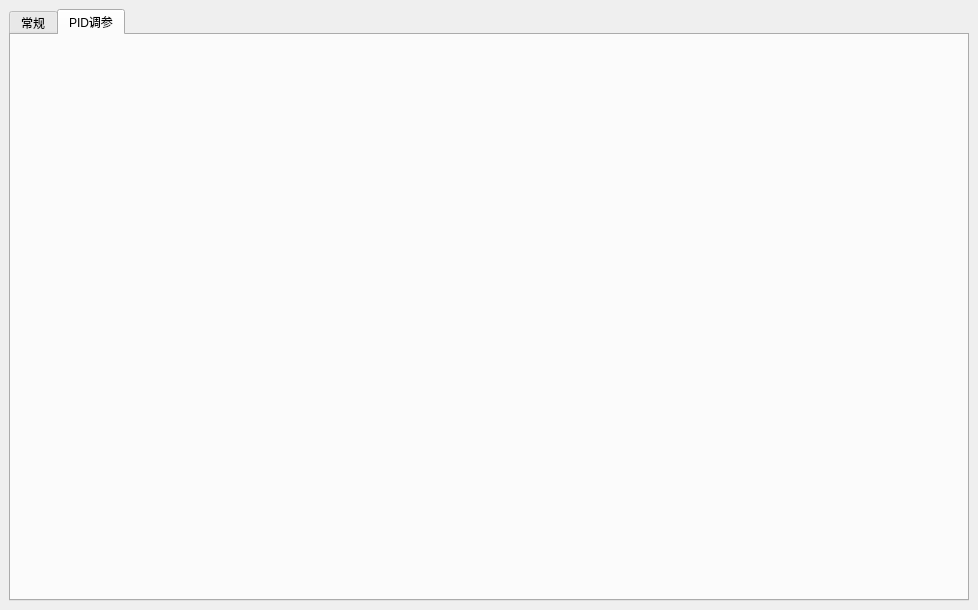
Old version of the form ui_mainwidow.ui in the repository StrangeChan/SerialDebuggingAssistant.
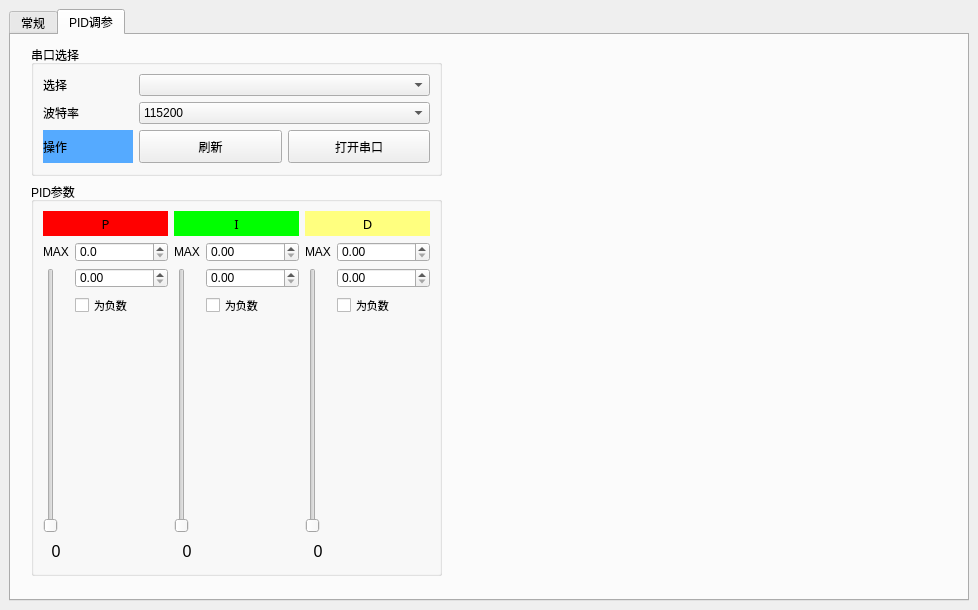
New version of the form. The open tabs and pages were chosen to show the change.

```diff
--- a/ui_mainwidow.ui
+++ b/ui_mainwidow.ui
@@ -327,6 +327,561 @@
        <attribute name="title">
         <string>PID调参</string>
        </attribute>
+       <widget class="QWidget" name="layoutWidget">
+        <property name="geometry">
+         <rect>
+          <x>20</x>
+          <y>10</y>
+          <width>411</width>
+          <height>531</height>
+         </rect>
+        </property>
+        <layout class="QVBoxLayout" name="verticalLayout_2" stretch="1,3">
+         <item>
+          <widget class="QGroupBox" name="groupBox_4">
+           <property name="title">
+            <string>串口选择</string>
+           </property>
+           <layout class="QGridLayout" name="gridLayout_5">
+            <item row="1" column="0">
+             <widget class="QLabel" name="label_29">
+              <property name="text">
+               <string>波特率</string>
+              </property>
+             </widget>
+            </item>
+            <item row="0" column="0">
+             <widget class="QLabel" name="label_30">
+              <property name="maximumSize">
+               <size>
+                <width>90</width>
+                <height>16777215</height>
+               </size>
+              </property>
+              <property name="text">
+               <string>选择</string>
+              </property>
+             </widget>
+            </item>
+            <item row="1" column="1" colspan="2">
+             <widget class="QComboBox" name="comboBox_baud_2">
+              <property name="sizeAdjustPolicy">
+               <enum>QComboBox::AdjustToMinimumContentsLength</enum>
+              </property>
+              <item>
+               <property name="text">
+                <string>115200</string>
+               </property>
+              </item>
+              <item>
+               <property name="text">
+                <string>9600</string>
+               </property>
+              </item>
+              <item>
+               <property name="text">
+                <string>38400</string>
+               </property>
+              </item>
+             </widget>
+            </item>
+            <item row="2" column="0">
+             <widget class="QLabel" name="label_31">
+              <property name="styleSheet">
+               <string notr="true">background:rgb(85, 170, 255)</string>
+              </property>
+              <property name="text">
+               <string>操作</string>
+              </property>
+             </widget>
+            </item>
+            <item row="0" column="1" colspan="2">
+             <widget class="QComboBox" name="comboBox_com_2">
+              <property name="sizeAdjustPolicy">
+               <enum>QComboBox::AdjustToMinimumContentsLength</enum>
+              </property>
+             </widget>
+            </item>
+            <item row="2" column="2">
+             <widget class="QPushButton" name="pushButton_uart_sw_2">
+              <property name="minimumSize">
+               <size>
+                <width>0</width>
+                <height>33</height>
+               </size>
+              </property>
+              <property name="text">
+               <string>打开串口</string>
+              </property>
+             </widget>
+            </item>
+            <item row="2" column="1">
+             <widget class="QPushButton" name="pushButton_uart_rfresh_2">
+              <property name="sizePolicy">
+               <sizepolicy hsizetype="Minimum" vsizetype="Fixed">
+                <horstretch>0</horstretch>
+                <verstretch>0</verstretch>
+               </sizepolicy>
+              </property>
+              <property name="minimumSize">
+               <size>
+                <width>0</width>
+                <height>33</height>
+               </size>
+              </property>
+              <property name="baseSize">
+               <size>
+                <width>0</width>
+                <height>0</height>
+               </size>
+              </property>
+              <property name="layoutDirection">
+               <enum>Qt::LeftToRight</enum>
+              </property>
+              <property name="text">
+               <string>刷新</string>
+              </property>
+              <property name="iconSize">
+               <size>
+                <width>12</width>
+                <height>12</height>
+               </size>
+              </property>
+             </widget>
+            </item>
+           </layout>
+          </widget>
+         </item>
+         <item>
+          <widget class="QGroupBox" name="groupBox_5">
+           <property name="title">
+            <string>PID参数</string>
+           </property>
+           <layout class="QGridLayout" name="gridLayout_6">
+            <item row="0" column="0" colspan="2">
+             <widget class="QLabel" name="label">
+              <property name="minimumSize">
+               <size>
+                <width>0</width>
+                <height>25</height>
+               </size>
+              </property>
+              <property name="font">
+               <font>
+                <family>Adobe Devanagari</family>
+                <pointsize>10</pointsize>
+               </font>
+              </property>
+              <property name="styleSheet">
+               <string notr="true">background:rgb(255, 0, 0)</string>
+              </property>
+              <property name="text">
+               <string>P</string>
+              </property>
+              <property name="alignment">
+               <set>Qt::AlignCenter</set>
+              </property>
+             </widget>
+            </item>
+            <item row="0" column="2" colspan="2">
+             <widget class="QLabel" name="label_2">
+              <property name="minimumSize">
+               <size>
+                <width>0</width>
+                <height>25</height>
+               </size>
+              </property>
+              <property name="font">
+               <font>
+                <family>Adobe Devanagari</family>
+                <pointsize>10</pointsize>
+               </font>
+              </property>
+              <property name="styleSheet">
+               <string notr="true">background:rgb(0, 255, 0)</string>
+              </property>
+              <property name="text">
+               <string>I</string>
+              </property>
+              <property name="alignment">
+               <set>Qt::AlignCenter</set>
+              </property>
+             </widget>
+            </item>
+            <item row="0" column="4" colspan="2">
+             <widget class="QLabel" name="label_5">
+              <property name="minimumSize">
+               <size>
+                <width>0</width>
+                <height>25</height>
+               </size>
+              </property>
+              <property name="font">
+               <font>
+                <family>Adobe Devanagari</family>
+                <pointsize>10</pointsize>
+               </font>
+              </property>
+              <property name="styleSheet">
+               <string notr="true">background:rgb(255, 255, 127)</string>
+              </property>
+              <property name="text">
+               <string>D</string>
+              </property>
+              <property name="alignment">
+               <set>Qt::AlignCenter</set>
+              </property>
+             </widget>
+            </item>
+            <item row="1" column="0">
+             <widget class="QLabel" name="label_6">
+              <property name="text">
+               <string>MAX</string>
+              </property>
+             </widget>
+            </item>
+            <item row="1" column="1">
+             <widget class="QDoubleSpinBox" name="doubleSpinBox_max_P">
+              <property name="minimumSize">
+               <size>
+                <width>0</width>
+                <height>20</height>
+               </size>
+              </property>
+              <property name="decimals">
+               <number>1</number>
+              </property>
+              <property name="minimum">
+               <double>0.000000000000000</double>
+              </property>
+             </widget>
+            </item>
+            <item row="1" column="2">
+             <widget class="QLabel" name="label_7">
+              <property name="text">
+               <string>MAX</string>
+              </property>
+             </widget>
+            </item>
+            <item row="1" column="3">
+             <widget class="QDoubleSpinBox" name="doubleSpinBox_max_I">
+              <property name="minimumSize">
+               <size>
+                <width>50</width>
+                <height>20</height>
+               </size>
+              </property>
+              <property name="decimals">
+               <number>2</number>
+              </property>
+              <property name="maximum">
+               <double>100.000000000000000</double>
+              </property>
+              <property name="singleStep">
+               <double>0.100000000000000</double>
+              </property>
+             </widget>
+            </item>
+            <item row="1" column="4">
+             <widget class="QLabel" name="label_8">
+              <property name="text">
+               <string>MAX</string>
+              </property>
+             </widget>
+            </item>
+            <item row="1" column="5">
+             <widget class="QDoubleSpinBox" name="doubleSpinBox_max_D">
+              <property name="sizePolicy">
+               <sizepolicy hsizetype="Minimum" vsizetype="Minimum">
+                <horstretch>0</horstretch>
+                <verstretch>0</verstretch>
+               </sizepolicy>
+              </property>
+              <property name="minimumSize">
+               <size>
+                <width>30</width>
+                <height>20</height>
+               </size>
+              </property>
+              <property name="correctionMode">
+               <enum>QAbstractSpinBox::CorrectToNearestValue</enum>
+              </property>
+              <property name="decimals">
+               <number>2</number>
+              </property>
+              <property name="maximum">
+               <double>100.000000000000000</double>
+              </property>
+              <property name="singleStep">
+               <double>0.100000000000000</double>
+              </property>
+             </widget>
+            </item>
+            <item row="2" column="0" rowspan="3">
+             <widget class="QSlider" name="verticalSlider_P">
+              <property name="minimum">
+               <number>0</number>
+              </property>
+              <property name="maximum">
+               <number>100</number>
+              </property>
+              <property name="value">
+               <number>0</number>
+              </property>
+              <property name="sliderPosition">
+               <number>0</number>
+              </property>
+              <property name="orientation">
+               <enum>Qt::Vertical</enum>
+              </property>
+              <property name="invertedAppearance">
+               <bool>false</bool>
+              </property>
+             </widget>
+            </item>
+            <item row="2" column="1">
+             <widget class="QDoubleSpinBox" name="doubleSpinBox_P">
+              <property name="minimumSize">
+               <size>
+                <width>0</width>
+                <height>20</height>
+               </size>
+              </property>
+              <property name="decimals">
+               <number>2</number>
+              </property>
+              <property name="maximum">
+               <double>100.000000000000000</double>
+              </property>
+              <property name="singleStep">
+               <double>0.100000000000000</double>
+              </property>
+             </widget>
+            </item>
+            <item row="2" column="2" rowspan="3">
+             <widget class="QSlider" name="verticalSlider_I">
+              <property name="minimum">
+               <number>0</number>
+              </property>
+              <property name="maximum">
+               <number>100</number>
+              </property>
+              <property name="value">
+               <number>0</number>
+              </property>
+              <property name="sliderPosition">
+               <number>0</number>
+              </property>
+              <property name="orientation">
+               <enum>Qt::Vertical</enum>
+              </property>
+              <property name="invertedAppearance">
+               <bool>false</bool>
+              </property>
+             </widget>
+            </item>
+            <item row="2" column="3">
+             <widget class="QDoubleSpinBox" name="doubleSpinBox_I">
+              <property name="minimumSize">
+               <size>
+                <width>0</width>
+                <height>20</height>
+               </size>
+              </property>
+              <property name="decimals">
+               <number>2</number>
+              </property>
+              <property name="maximum">
+               <double>100.000000000000000</double>
+              </property>
+              <property name="singleStep">
+               <double>0.001000000000000</double>
+              </property>
+             </widget>
+            </item>
+            <item row="2" column="4" rowspan="3">
+             <widget class="QSlider" name="verticalSlider_D">
+              <property name="minimum">
+               <number>0</number>
+              </property>
+              <property name="maximum">
+               <number>100</number>
+              </property>
+              <property name="orientation">
+               <enum>Qt::Vertical</enum>
+              </property>
+             </widget>
+            </item>
+            <item row="2" column="5">
+             <widget class="QDoubleSpinBox" name="doubleSpinBox_D">
+              <property name="minimumSize">
+               <size>
+                <width>0</width>
+                <height>20</height>
+               </size>
+              </property>
+              <property name="font">
+               <font>
+                <pointsize>9</pointsize>
+               </font>
+              </property>
+              <property name="decimals">
+               <number>2</number>
+              </property>
+              <property name="maximum">
+               <double>100.000000000000000</double>
+              </property>
+              <property name="singleStep">
+               <double>0.010000000000000</double>
+              </property>
+             </widget>
+            </item>
+            <item row="3" column="1">
+             <widget class="QCheckBox" name="checkBox_P">
+              <property name="font">
+               <font>
+                <pointsize>8</pointsize>
+               </font>
+              </property>
+              <property name="text">
+               <string>为负数</string>
+              </property>
+             </widget>
+            </item>
+            <item row="3" column="3">
+             <widget class="QCheckBox" name="checkBox_I">
+              <property name="font">
+               <font>
+                <pointsize>8</pointsize>
+               </font>
+              </property>
+              <property name="text">
+               <string>为负数</string>
+              </property>
+             </widget>
+            </item>
+            <item row="3" column="5">
+             <widget class="QCheckBox" name="checkBox_D">
+              <property name="font">
+               <font>
+                <pointsize>8</pointsize>
+               </font>
+              </property>
+              <property name="text">
+               <string>为负数</string>
+              </property>
+              <property name="checked">
+               <bool>false</bool>
+              </property>
+             </widget>
+            </item>
+            <item row="4" column="1">
+             <spacer name="verticalSpacer">
+              <property name="orientation">
+               <enum>Qt::Vertical</enum>
+              </property>
+              <property name="sizeHint" stdset="0">
+               <size>
+                <width>20</width>
+                <height>269</height>
+               </size>
+              </property>
+             </spacer>
+            </item>
+            <item row="4" column="3">
+             <spacer name="verticalSpacer_2">
+              <property name="orientation">
+               <enum>Qt::Vertical</enum>
+              </property>
+              <property name="sizeHint" stdset="0">
+               <size>
+                <width>20</width>
+                <height>269</height>
+               </size>
+              </property>
+             </spacer>
+            </item>
+            <item row="4" column="5">
+             <spacer name="verticalSpacer_3">
+              <property name="orientation">
+               <enum>Qt::Vertical</enum>
+              </property>
+              <property name="sizeHint" stdset="0">
+               <size>
+                <width>20</width>
+                <height>269</height>
+               </size>
+              </property>
+             </spacer>
+            </item>
+            <item row="5" column="0">
+             <widget class="QLabel" name="label_9">
+              <property name="minimumSize">
+               <size>
+                <width>0</width>
+                <height>25</height>
+               </size>
+              </property>
+              <property name="font">
+               <font>
+                <pointsize>12</pointsize>
+               </font>
+              </property>
+              <property name="text">
+               <string>0</string>
+              </property>
+              <property name="alignment">
+               <set>Qt::AlignCenter</set>
+              </property>
+             </widget>
+            </item>
+            <item row="5" column="2">
+             <widget class="QLabel" name="label_10">
+              <property name="minimumSize">
+               <size>
+                <width>0</width>
+                <height>25</height>
+               </size>
+              </property>
+              <property name="font">
+               <font>
+                <pointsize>12</pointsize>
+               </font>
+              </property>
+              <property name="text">
+               <string>0</string>
+              </property>
+              <property name="alignment">
+               <set>Qt::AlignCenter</set>
+              </property>
+             </widget>
+            </item>
+            <item row="5" column="4">
+             <widget class="QLabel" name="label_11">
+              <property name="minimumSize">
+               <size>
+                <width>0</width>
+                <height>25</height>
+               </size>
+              </property>
+              <property name="font">
+               <font>
+                <pointsize>12</pointsize>
+               </font>
+              </property>
+              <property name="text">
+               <string>0</string>
+              </property>
+              <property name="alignment">
+               <set>Qt::AlignCenter</set>
+              </property>
+             </widget>
+            </item>
+           </layout>
+          </widget>
+         </item>
+        </layout>
+       </widget>
       </widget>
      </widget>
     </item>
```
Left out of the diff: 2 changed lines with no effect on the pictures.
